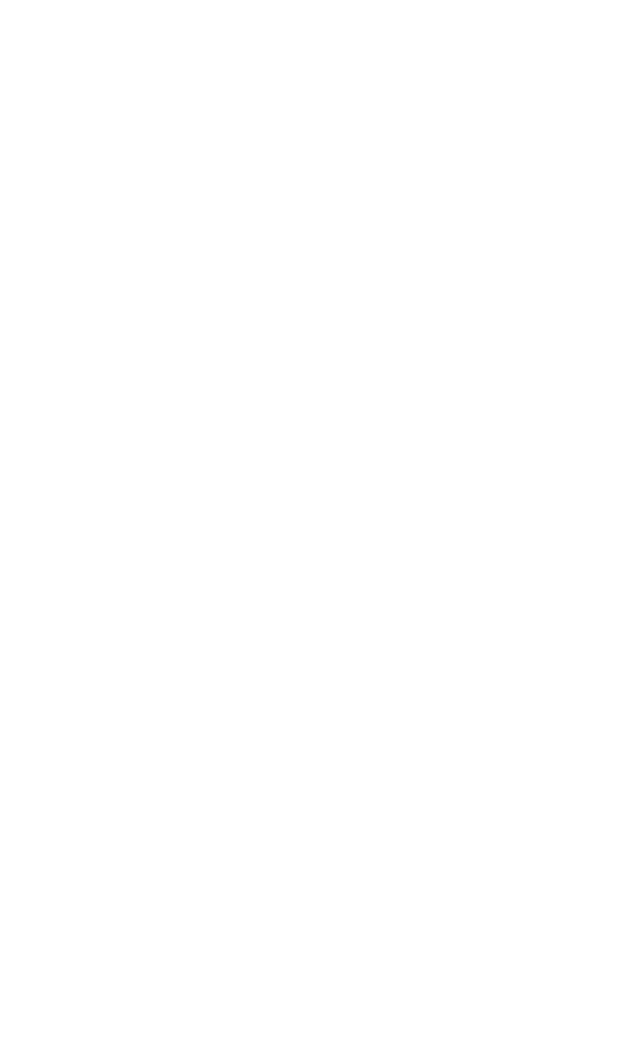
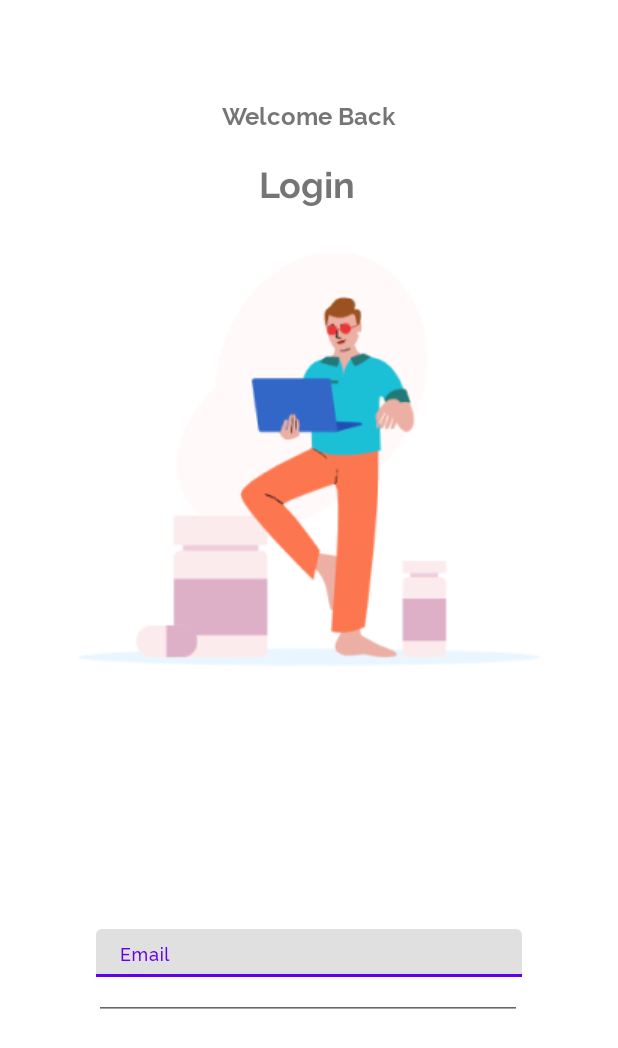
Before and after one commit to SelinaYuTong/MindCare, an Android app: the Signup screen opened directly, with no data from a screen before it, on a phone screen of 412 x 824 dp. Before the commit the part shown is empty. Shown: the top 1048 px of the screen. Run offline under Robolectric (Android 15) with nearby library versions, the phone set to English and light mode, and no system bars.

Commit message:
Updated the signup activity with content

```diff
--- a/app/src/main/java/nz/ac/wgtn/mindcare/MainActivity.java
+++ b/app/src/main/java/nz/ac/wgtn/mindcare/MainActivity.java
@@ -16,7 +16,7 @@ public class MainActivity extends AppCompatActivity {
         getSupportActionBar().hide();
     }
     public void signupBtnClick(View view) {
-        Intent intent = new Intent(this, Signup.class);
+        Intent intent = new Intent(this, IntroActivity.class);
         startActivity(intent);
     }
 }
--- a/app/src/main/res/layout/activity_main.xml
+++ b/app/src/main/res/layout/activity_main.xml
@@ -10,7 +10,7 @@
         android:id="@+id/textView"
         android:layout_width="wrap_content"
         android:layout_height="wrap_content"
-        android:fontFamily="@font/roboto_medium"
+        android:fontFamily="@font/raleway_bold"
         android:text="@string/welcome_to"
         android:textSize="20sp"
         app:layout_constraintBottom_toBottomOf="parent"
@@ -24,7 +24,7 @@
         android:id="@+id/textView2"
         android:layout_width="wrap_content"
         android:layout_height="wrap_content"
-        android:fontFamily="@font/roboto_medium"
+        android:fontFamily="@font/raleway_extrabold"
         android:text="@string/app_name"
         android:textSize="30sp"
         app:layout_constraintBottom_toBottomOf="parent"
@@ -44,6 +44,20 @@
         app:layout_constraintTop_toTopOf="parent"
         app:srcCompat="@drawable/lifesavers_bust" />
 
+    <Button
+        android:id="@+id/sign_up_btn"
+        android:layout_width="wrap_content"
+        android:layout_height="wrap_content"
+        android:onClick="signupBtnClick"
+        android:text="Sign Up"
+        app:cornerRadius="10dp"
+        app:layout_constraintBottom_toBottomOf="parent"
+        app:layout_constraintEnd_toEndOf="parent"
+        app:layout_constraintHorizontal_bias="0.498"
+        app:layout_constraintStart_toStartOf="parent"
+        app:layout_constraintTop_toBottomOf="@+id/imageView"
+        app:layout_constraintVertical_bias="0.712" />
+
     <ImageButton
         android:id="@+id/imageButton"
         android:layout_width="300dp"
@@ -52,21 +66,10 @@
         android:onClick="signupBtnClick"
         app:layout_constraintBottom_toBottomOf="parent"
         app:layout_constraintEnd_toEndOf="parent"
-        app:layout_constraintHorizontal_bias="0.488"
+        app:layout_constraintHorizontal_bias="0.495"
         app:layout_constraintStart_toStartOf="parent"
         app:layout_constraintTop_toTopOf="parent"
         app:layout_constraintVertical_bias="0.836"
         app:srcCompat="@drawable/sign_up_button" />
 
-    <ImageButton
-        android:id="@+id/imageButton2"
-        android:layout_width="300dp"
-        android:layout_height="65dp"
-        android:background="@null"
-        app:layout_constraintBottom_toBottomOf="parent"
-        app:layout_constraintEnd_toEndOf="parent"
-        app:layout_constraintStart_toStartOf="parent"
-        app:layout_constraintTop_toTopOf="parent"
-        app:layout_constraintVertical_bias="0.958"
-        app:srcCompat="@drawable/login_button" />
 </androidx.constraintlayout.widget.ConstraintLayout>
--- a/app/src/main/res/layout/activity_signup.xml
+++ b/app/src/main/res/layout/activity_signup.xml
@@ -4,4 +4,76 @@
     xmlns:tools="http://schemas.android.com/tools"
     android:layout_width="match_parent"
     android:layout_height="match_parent"
-    tools:context=".Signup"/>
+    tools:context=".Signup">
+
+    <ImageView
+        android:id="@+id/signup_image"
+        android:layout_width="wrap_content"
+        android:layout_height="wrap_content"
+        app:layout_constraintBottom_toBottomOf="parent"
+        app:layout_constraintEnd_toEndOf="parent"
+        app:layout_constraintStart_toStartOf="parent"
+        app:layout_constraintTop_toTopOf="parent"
+        app:layout_constraintVertical_bias="0.305"
+        app:srcCompat="@drawable/stuck_at_home" />
+
+    <TextView
+        android:id="@+id/signup_text1"
+        android:layout_width="wrap_content"
+        android:layout_height="wrap_content"
+        android:fontFamily="@font/raleway_bold"
+        android:text="Welcome Back"
+        android:textSize="16sp"
+        app:layout_constraintBottom_toTopOf="@+id/signup_image"
+        app:layout_constraintEnd_toEndOf="parent"
+        app:layout_constraintStart_toStartOf="parent"
+        app:layout_constraintTop_toTopOf="parent"
+        app:layout_constraintVertical_bias="0.462" />
+
+    <TextView
+        android:id="@+id/signup_text2"
+        android:layout_width="wrap_content"
+        android:layout_height="wrap_content"
+        android:fontFamily="@font/raleway_bold"
+        android:text="Login"
+        android:textAlignment="center"
+        android:textSize="24sp"
+        app:layout_constraintBottom_toTopOf="@+id/signup_image"
+        app:layout_constraintEnd_toEndOf="parent"
+        app:layout_constraintHorizontal_bias="0.498"
+        app:layout_constraintStart_toStartOf="parent"
+        app:layout_constraintTop_toTopOf="parent"
+        app:layout_constraintVertical_bias="0.798" />
+
+    <com.google.android.material.textfield.TextInputLayout
+        android:id="@+id/email"
+        android:layout_width="284dp"
+        android:layout_height="32dp"
+        app:layout_constraintBottom_toBottomOf="parent"
+        app:layout_constraintEnd_toEndOf="parent"
+        app:layout_constraintStart_toStartOf="parent"
+        app:layout_constraintTop_toBottomOf="@+id/signup_image">
+
+        <com.google.android.material.textfield.TextInputEditText
+            android:id="@+id/email_input"
+            android:layout_width="match_parent"
+            android:layout_height="wrap_content"
+            android:fontFamily="@font/raleway_medium"
+            android:hint="Email" />
+    </com.google.android.material.textfield.TextInputLayout>
+
+    <EditText
+        android:id="@+id/editTextTextPassword"
+        android:layout_width="285dp"
+        android:layout_height="38dp"
+        android:layout_marginTop="196dp"
+        android:ems="10"
+        android:inputType="textPassword"
+        app:layout_constraintBottom_toBottomOf="parent"
+        app:layout_constraintEnd_toEndOf="parent"
+        app:layout_constraintHorizontal_bias="0.497"
+        app:layout_constraintStart_toStartOf="parent"
+        app:layout_constraintTop_toBottomOf="@+id/signup_image"
+        app:layout_constraintVertical_bias="0.0" />
+
+</androidx.constraintlayout.widget.ConstraintLayout>
```
Also changed, not shown: app/src/main/res/drawable/stuck_at_home.png (added).
